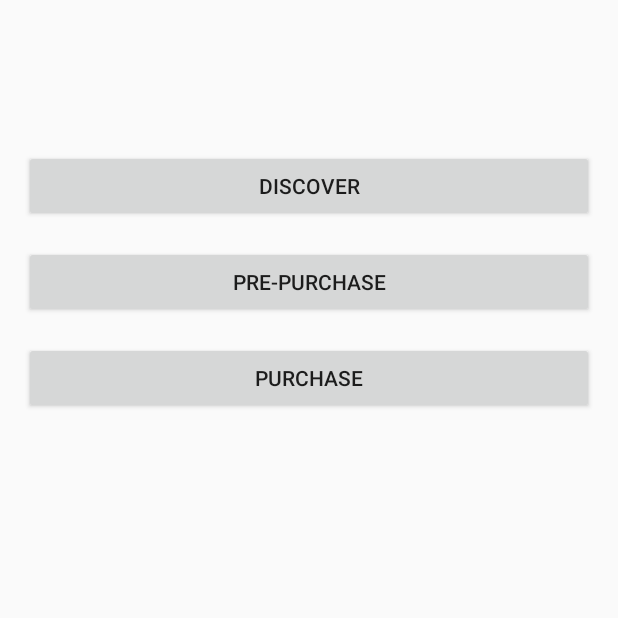
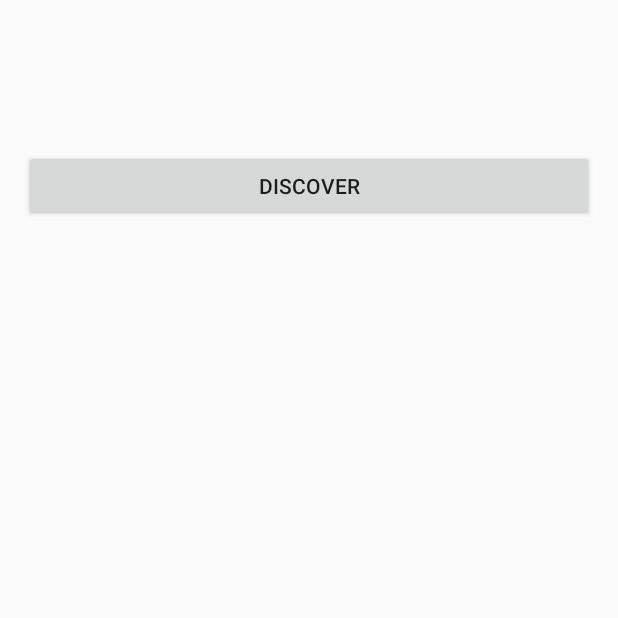
Before and after one commit to mehedi17n/TicketMaster, an Android app: the screen it shows after launch (HomeActivity), on a phone screen of 412 x 824 dp, the top half of it. Run offline under Robolectric (Android 15) with nearby library versions, the light colour scheme and no system bars.

Commit message:
hide prepurchase and purchase

```diff
--- a/app/src/main/java/com/example/ticketmaster/HomeActivity.kt
+++ b/app/src/main/java/com/example/ticketmaster/HomeActivity.kt
@@ -24,12 +24,12 @@ class HomeActivity : AppCompatActivity() {
             startActivity(Intent(this, DiscoverActivity::class.java))
         }
 
-        findViewById<Button>(R.id.button_pre_purchase).setOnClickListener {
-            startActivity(Intent(this, PrePurchaseActivity::class.java))
-        }
-
-        findViewById<Button>(R.id.button_purchase).setOnClickListener {
-            startActivity(Intent(this, PurchaseActivity::class.java))
-        }
+//        findViewById<Button>(R.id.button_pre_purchase).setOnClickListener {
+//            startActivity(Intent(this, PrePurchaseActivity::class.java))
+//        }
+//
+//        findViewById<Button>(R.id.button_purchase).setOnClickListener {
+//            startActivity(Intent(this, PurchaseActivity::class.java))
+//        }
     }
 }
--- a/app/src/main/res/layout/activity_home.xml
+++ b/app/src/main/res/layout/activity_home.xml
@@ -19,28 +19,28 @@
         app:layout_constraintStart_toStartOf="parent"
         app:layout_constraintEnd_toEndOf="parent" />
 
-    <Button
-        android:id="@+id/button_pre_purchase"
-        android:layout_width="0dp"
-        android:layout_height="wrap_content"
-        android:layout_marginStart="16dp"
-        android:layout_marginEnd="16dp"
-        android:layout_marginTop="16dp"
-        android:text="@string/pre_purchase"
-        app:layout_constraintTop_toBottomOf="@id/button_discover"
-        app:layout_constraintStart_toStartOf="parent"
-        app:layout_constraintEnd_toEndOf="parent" />
+<!--    <Button-->
+<!--        android:id="@+id/button_pre_purchase"-->
+<!--        android:layout_width="0dp"-->
+<!--        android:layout_height="wrap_content"-->
+<!--        android:layout_marginStart="16dp"-->
+<!--        android:layout_marginEnd="16dp"-->
+<!--        android:layout_marginTop="16dp"-->
+<!--        android:text="@string/pre_purchase"-->
+<!--        app:layout_constraintTop_toBottomOf="@id/button_discover"-->
+<!--        app:layout_constraintStart_toStartOf="parent"-->
+<!--        app:layout_constraintEnd_toEndOf="parent" />-->
 
-    <Button
-        android:id="@+id/button_purchase"
-        android:layout_width="0dp"
-        android:layout_height="wrap_content"
-        android:layout_marginStart="16dp"
-        android:layout_marginEnd="16dp"
-        android:layout_marginTop="16dp"
-        android:text="@string/purchase"
-        app:layout_constraintTop_toBottomOf="@id/button_pre_purchase"
-        app:layout_constraintStart_toStartOf="parent"
-        app:layout_constraintEnd_toEndOf="parent" />
+<!--    <Button-->
+<!--        android:id="@+id/button_purchase"-->
+<!--        android:layout_width="0dp"-->
+<!--        android:layout_height="wrap_content"-->
+<!--        android:layout_marginStart="16dp"-->
+<!--        android:layout_marginEnd="16dp"-->
+<!--        android:layout_marginTop="16dp"-->
+<!--        android:text="@string/purchase"-->
+<!--        app:layout_constraintTop_toBottomOf="@id/button_pre_purchase"-->
+<!--        app:layout_constraintStart_toStartOf="parent"-->
+<!--        app:layout_constraintEnd_toEndOf="parent" />-->
 
 </androidx.constraintlayout.widget.ConstraintLayout>
```
